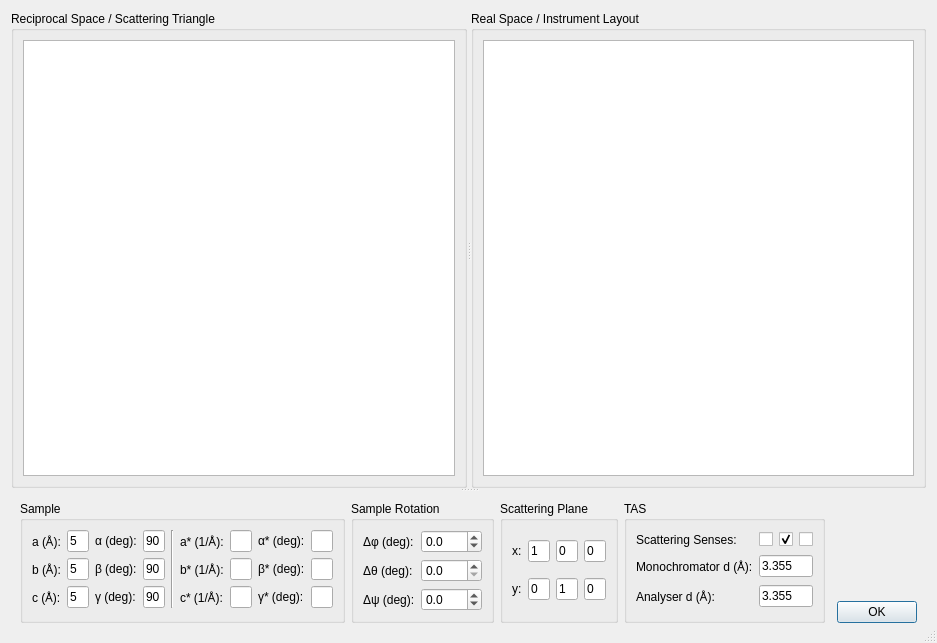
tweber-ill/frm_mirror-takin1, file ui/taz.ui: the form before one commit.
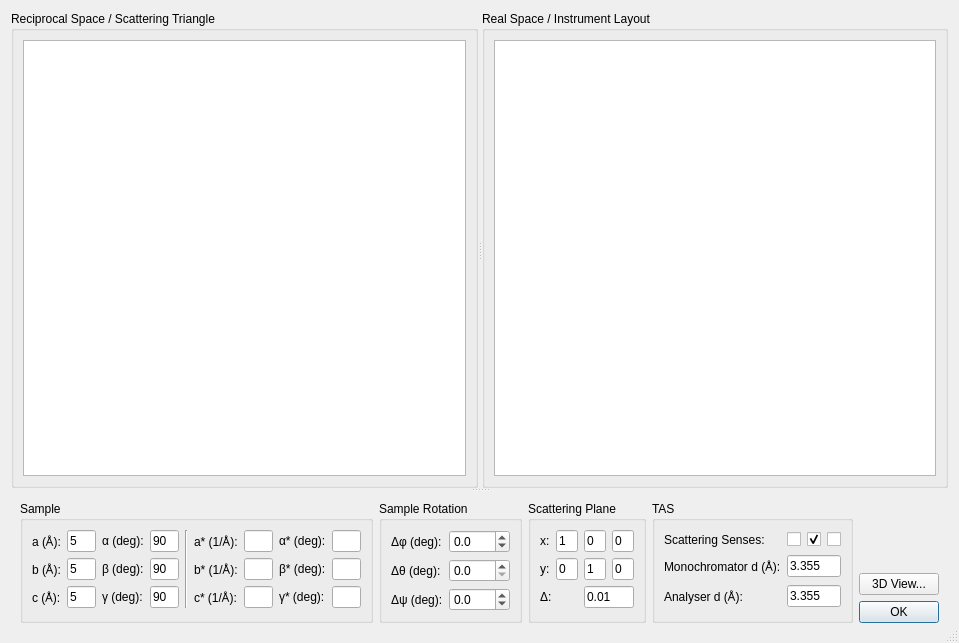
The form after the commit.

The edit to the form file:
```diff
--- a/ui/taz.ui
+++ b/ui/taz.ui
@@ -6,7 +6,7 @@
    <rect>
     <x>0</x>
     <y>0</y>
-    <width>891</width>
+    <width>959</width>
     <height>643</height>
    </rect>
   </property>
@@ -118,7 +118,7 @@
        <enum>QFrame::Plain</enum>
       </property>
       <layout class="QGridLayout" name="gridLayout_3">
-       <item row="0" column="0" rowspan="2">
+       <item row="0" column="0" rowspan="3">
         <widget class="QGroupBox" name="groupSample">
          <property name="sizePolicy">
           <sizepolicy hsizetype="Preferred" vsizetype="Preferred">
@@ -284,7 +284,7 @@
          </layout>
         </widget>
        </item>
-       <item row="0" column="2" rowspan="2">
+       <item row="0" column="2" rowspan="3">
         <widget class="QGroupBox" name="groupBox_4">
          <property name="sizePolicy">
           <sizepolicy hsizetype="Preferred" vsizetype="Preferred">
@@ -352,30 +352,31 @@
             </property>
            </widget>
           </item>
+          <item row="2" column="2" colspan="2">
+           <widget class="QLineEdit" name="editPlaneTolerance">
+            <property name="text">
+             <string>0.01</string>
+            </property>
+           </widget>
+          </item>
+          <item row="2" column="0" colspan="2">
+           <widget class="QLabel" name="label_21">
+            <property name="text">
+             <string>Δ:</string>
+            </property>
+           </widget>
+          </item>
          </layout>
         </widget>
        </item>
-       <item row="0" column="4" rowspan="2" colspan="2">
-        <spacer name="horizontalSpacer">
-         <property name="orientation">
-          <enum>Qt::Horizontal</enum>
-         </property>
-         <property name="sizeHint" stdset="0">
-          <size>
-           <width>400</width>
-           <height>20</height>
-          </size>
-         </property>
-        </spacer>
-       </item>
-       <item row="1" column="5">
+       <item row="2" column="4">
         <widget class="QDialogButtonBox" name="buttonBox">
          <property name="standardButtons">
           <set>QDialogButtonBox::Ok</set>
          </property>
         </widget>
        </item>
-       <item row="0" column="3" rowspan="2">
+       <item row="0" column="3" rowspan="3">
         <widget class="QGroupBox" name="groupBox_5">
          <property name="title">
           <string>TAS</string>
@@ -449,7 +450,7 @@
          </layout>
         </widget>
        </item>
-       <item row="0" column="1" rowspan="2">
+       <item row="0" column="1" rowspan="3">
         <widget class="QGroupBox" name="groupBox_3">
          <property name="title">
           <string>Sample Rotation</string>
@@ -527,6 +528,13 @@
          </layout>
         </widget>
        </item>
+       <item row="1" column="4">
+        <widget class="QPushButton" name="btn3D">
+         <property name="text">
+          <string>3D View...</string>
+         </property>
+        </widget>
+       </item>
       </layout>
      </widget>
     </widget>
```
Left out of the diff: 16 changed lines with no effect on the pictures.
